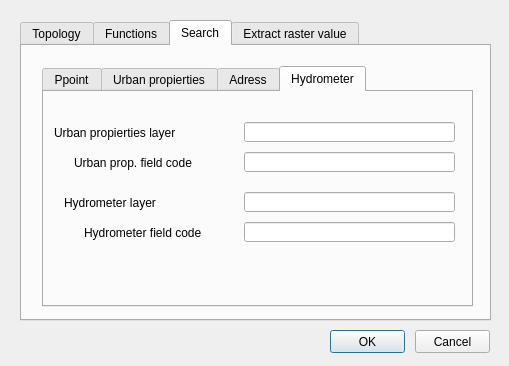
Above: ui/config.ui from Giswater/giswater_qgis_plugin before the change. Below: the same form after it.
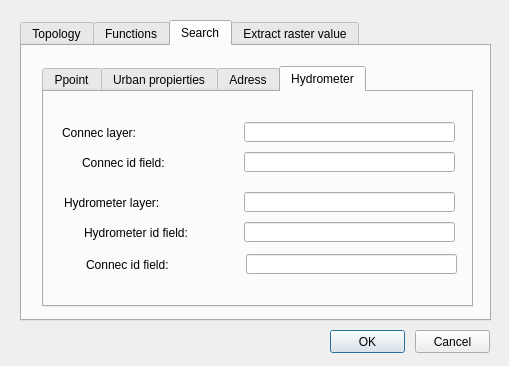
That is the form after the change. The open tabs and pages were chosen to show the change.

Commit message: Update config form bug fix of hdyrometer search

```diff
--- a/ui/config.ui
+++ b/ui/config.ui
@@ -1412,7 +1412,7 @@
         <enum>QFrame::Plain</enum>
        </property>
        <property name="text">
-        <string>Hydrometer layer</string>
+        <string>Hydrometer layer:</string>
        </property>
        <property name="textFormat">
         <enum>Qt::AutoText</enum>
@@ -1448,7 +1448,7 @@
         <enum>QFrame::Plain</enum>
        </property>
        <property name="text">
-        <string>Hydrometer field code</string>
+        <string>Hydrometer id field:</string>
        </property>
        <property name="textFormat">
         <enum>Qt::AutoText</enum>
@@ -1505,7 +1505,7 @@
       <widget class="QLabel" name="label_node2arc_29">
        <property name="geometry">
         <rect>
-         <x>10</x>
+         <x>18</x>
          <y>30</y>
          <width>191</width>
          <height>22</height>
@@ -1523,7 +1523,7 @@
         <enum>QFrame::Plain</enum>
        </property>
        <property name="text">
-        <string>Urban propierties layer</string>
+        <string>Connec layer:</string>
        </property>
        <property name="textFormat">
         <enum>Qt::AutoText</enum>
@@ -1541,7 +1541,7 @@
       <widget class="QLabel" name="label_node2arc_30">
        <property name="geometry">
         <rect>
-         <x>30</x>
+         <x>38</x>
          <y>60</y>
          <width>171</width>
          <height>22</height>
@@ -1559,7 +1559,7 @@
         <enum>QFrame::Plain</enum>
        </property>
        <property name="text">
-        <string>Urban prop. field code</string>
+        <string>Connec id field:</string>
        </property>
        <property name="textFormat">
         <enum>Qt::AutoText</enum>
@@ -1587,6 +1587,55 @@
         <string/>
        </property>
       </widget>
+      <widget class="QLabel" name="label_node2arc_12">
+       <property name="geometry">
+        <rect>
+         <x>42</x>
+         <y>162</y>
+         <width>151</width>
+         <height>22</height>
+        </rect>
+       </property>
+       <property name="font">
+        <font>
+         <pointsize>9</pointsize>
+        </font>
+       </property>
+       <property name="frameShape">
+        <enum>QFrame::NoFrame</enum>
+       </property>
+       <property name="frameShadow">
+        <enum>QFrame::Plain</enum>
+       </property>
+       <property name="text">
+        <string>Connec id field:</string>
+       </property>
+       <property name="textFormat">
+        <enum>Qt::AutoText</enum>
+       </property>
+       <property name="scaledContents">
+        <bool>false</bool>
+       </property>
+       <property name="alignment">
+        <set>Qt::AlignLeading|Qt::AlignLeft|Qt::AlignVCenter</set>
+       </property>
+       <property name="margin">
+        <number>3</number>
+       </property>
+      </widget>
+      <widget class="QLineEdit" name="hydrometer_field_urban_propierties_code">
+       <property name="geometry">
+        <rect>
+         <x>202</x>
+         <y>162</y>
+         <width>211</width>
+         <height>20</height>
+        </rect>
+       </property>
+       <property name="text">
+        <string/>
+       </property>
+      </widget>
      </widget>
     </widget>
    </widget>
```
Left out of the diff: 8 changed lines with no effect on the pictures.
